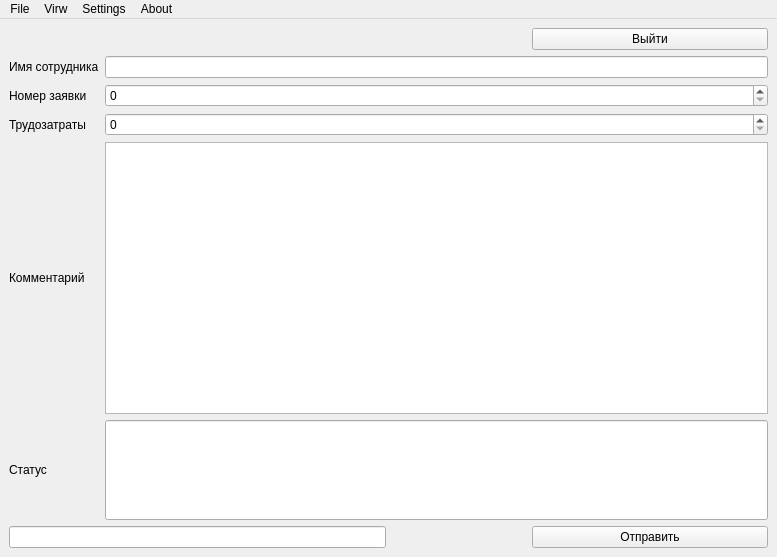
This is gui/ui/main_window.ui in Mcclawdy/service_desk as Qt 5 draws it before an edit. The edited form follows.
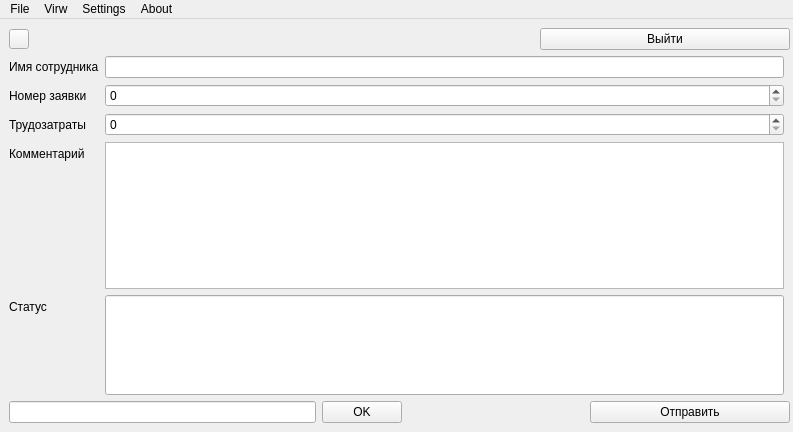
This is the edited form.

What changed in the file:
```diff
--- a/gui/ui/main_window.ui
+++ b/gui/ui/main_window.ui
@@ -6,21 +6,38 @@
    <rect>
     <x>0</x>
     <y>0</y>
-    <width>777</width>
-    <height>557</height>
+    <width>793</width>
+    <height>432</height>
    </rect>
   </property>
   <property name="windowTitle">
    <string>Service Desk Worklog</string>
   </property>
   <widget class="QWidget" name="centralwidget">
-   <layout class="QVBoxLayout" name="verticalLayout">
-    <item>
-     <layout class="QGridLayout" name="gridLayout_2">
+   <layout class="QGridLayout" name="gridLayout">
+    <item row="0" column="0">
+     <widget class="QPushButton" name="showAPIBtn">
+      <property name="maximumSize">
+       <size>
+        <width>20</width>
+        <height>20</height>
+       </size>
+      </property>
+      <property name="text">
+       <string/>
+      </property>
+     </widget>
+    </item>
       <item row="0" column="1">
        <layout class="QFormLayout" name="formLayout_3">
+      <property name="labelAlignment">
+       <set>Qt::AlignRight|Qt::AlignTrailing|Qt::AlignVCenter</set>
+      </property>
+      <property name="formAlignment">
+       <set>Qt::AlignRight|Qt::AlignTop|Qt::AlignTrailing</set>
+      </property>
         <property name="horizontalSpacing">
-         <number>100</number>
+       <number>6</number>
         </property>
         <item row="0" column="0">
          <spacer name="horizontalSpacer_2">
@@ -37,6 +54,21 @@
         </item>
         <item row="0" column="1">
          <widget class="QPushButton" name="logoutBtn">
+        <property name="minimumSize">
+         <size>
+          <width>150</width>
+          <height>0</height>
+         </size>
+        </property>
+        <property name="maximumSize">
+         <size>
+          <width>250</width>
+          <height>50</height>
+         </size>
+        </property>
+        <property name="layoutDirection">
+         <enum>Qt::LeftToRight</enum>
+        </property>
           <property name="text">
            <string>Выйти</string>
           </property>
@@ -44,58 +76,8 @@
         </item>
        </layout>
       </item>
-      <item row="2" column="0">
-       <widget class="QLineEdit" name="apiEdit"/>
-      </item>
-      <item row="2" column="1">
-       <layout class="QFormLayout" name="formLayout_2">
-        <property name="horizontalSpacing">
-         <number>100</number>
-        </property>
-        <item row="0" column="0">
-         <spacer name="horizontalSpacer">
-          <property name="orientation">
-           <enum>Qt::Horizontal</enum>
-          </property>
-          <property name="sizeHint" stdset="0">
-           <size>
-            <width>40</width>
-            <height>20</height>
-           </size>
-          </property>
-         </spacer>
-        </item>
-        <item row="0" column="1">
-         <widget class="QPushButton" name="sendBtn">
-          <property name="text">
-           <string>Отправить</string>
-          </property>
-         </widget>
-        </item>
-       </layout>
-      </item>
       <item row="1" column="0" colspan="2">
-       <layout class="QGridLayout" name="gridLayout">
-        <item row="3" column="0">
-         <widget class="QLabel" name="commentLable">
-          <property name="text">
-           <string>Комментарий</string>
-          </property>
-         </widget>
-        </item>
-        <item row="2" column="0">
-         <widget class="QLabel" name="timesheetsLable">
-          <property name="text">
-           <string>Трудозатраты</string>
-          </property>
-         </widget>
-        </item>
-        <item row="3" column="2">
-         <widget class="QTextEdit" name="commentEdit"/>
-        </item>
-        <item row="0" column="2">
-         <widget class="QLineEdit" name="employeeNameEdit"/>
-        </item>
+     <layout class="QFormLayout" name="formLayout">
         <item row="0" column="0">
          <widget class="QLabel" name="employeeNameLable">
           <property name="text">
@@ -103,6 +85,9 @@
           </property>
          </widget>
         </item>
+      <item row="0" column="1">
+       <widget class="QLineEdit" name="employeeNameEdit"/>
+      </item>
         <item row="1" column="0">
          <widget class="QLabel" name="requestNumberLable">
           <property name="text">
@@ -110,17 +95,7 @@
           </property>
          </widget>
         </item>
-        <item row="2" column="2">
-         <widget class="QDoubleSpinBox" name="timesheetsDoubleSpinBox">
-          <property name="decimals">
-           <number>0</number>
-          </property>
-          <property name="maximum">
-           <double>999999999999999.000000000000000</double>
-          </property>
-         </widget>
-        </item>
-        <item row="1" column="2">
+      <item row="1" column="1">
          <widget class="QDoubleSpinBox" name="requestDoubleSpinBox">
           <property name="decimals">
            <number>0</number>
@@ -133,7 +108,45 @@
           </property>
          </widget>
         </item>
-        <item row="4" column="2">
+      <item row="2" column="0">
+       <widget class="QLabel" name="timesheetsLable">
+        <property name="text">
+         <string>Трудозатраты</string>
+        </property>
+       </widget>
+      </item>
+      <item row="2" column="1">
+       <widget class="QDoubleSpinBox" name="timesheetsDoubleSpinBox">
+        <property name="decimals">
+         <number>0</number>
+        </property>
+        <property name="maximum">
+         <double>999999999999999.000000000000000</double>
+        </property>
+       </widget>
+      </item>
+      <item row="3" column="0">
+       <widget class="QLabel" name="commentLable">
+        <property name="text">
+         <string>Комментарий</string>
+        </property>
+       </widget>
+      </item>
+      <item row="3" column="1">
+       <widget class="QTextEdit" name="commentEdit">
+        <property name="contextMenuPolicy">
+         <enum>Qt::NoContextMenu</enum>
+        </property>
+       </widget>
+      </item>
+      <item row="4" column="0">
+       <widget class="QLabel" name="statusLable">
+        <property name="text">
+         <string>Статус</string>
+        </property>
+       </widget>
+      </item>
+      <item row="4" column="1">
          <widget class="QLineEdit" name="statusEdit">
           <property name="minimumSize">
            <size>
@@ -146,14 +159,84 @@
           </property>
          </widget>
         </item>
-        <item row="4" column="0">
-         <widget class="QLabel" name="statusLable">
+     </layout>
+    </item>
+    <item row="2" column="1">
+     <layout class="QFormLayout" name="formLayout_2">
+      <property name="labelAlignment">
+       <set>Qt::AlignLeading|Qt::AlignLeft|Qt::AlignVCenter</set>
+      </property>
+      <property name="formAlignment">
+       <set>Qt::AlignRight|Qt::AlignTop|Qt::AlignTrailing</set>
+      </property>
+      <item row="0" column="0">
+       <spacer name="horizontalSpacer">
+        <property name="orientation">
+         <enum>Qt::Horizontal</enum>
+        </property>
+        <property name="sizeHint" stdset="0">
+         <size>
+          <width>40</width>
+          <height>20</height>
+         </size>
+        </property>
+       </spacer>
+      </item>
+      <item row="0" column="1">
+       <widget class="QPushButton" name="sendBtn">
+        <property name="minimumSize">
+         <size>
+          <width>150</width>
+          <height>0</height>
+         </size>
+        </property>
+        <property name="maximumSize">
+         <size>
+          <width>200</width>
+          <height>16777215</height>
+         </size>
+        </property>
+        <property name="layoutDirection">
+         <enum>Qt::RightToLeft</enum>
+        </property>
           <property name="text">
-           <string>Статус</string>
+         <string>Отправить</string>
           </property>
          </widget>
         </item>
        </layout>
+    </item>
+    <item row="2" column="0">
+     <layout class="QGridLayout" name="gridLayout_2">
+      <item row="0" column="1">
+       <widget class="QPushButton" name="APIAppendBtn">
+        <property name="text">
+         <string>OK</string>
+        </property>
+       </widget>
+      </item>
+      <item row="0" column="2">
+       <spacer name="horizontalSpacer_3">
+        <property name="orientation">
+         <enum>Qt::Horizontal</enum>
+        </property>
+        <property name="sizeHint" stdset="0">
+         <size>
+          <width>40</width>
+          <height>20</height>
+         </size>
+        </property>
+       </spacer>
+      </item>
+      <item row="0" column="0">
+       <widget class="QLineEdit" name="apiEdit">
+        <property name="minimumSize">
+         <size>
+          <width>307</width>
+          <height>0</height>
+         </size>
+        </property>
+       </widget>
       </item>
      </layout>
     </item>
@@ -164,7 +247,7 @@
     <rect>
      <x>0</x>
      <y>0</y>
-     <width>777</width>
+     <width>793</width>
      <height>21</height>
     </rect>
    </property>
```
Left out of the diff: 5 changed lines with no effect on the pictures. Lines whose indentation alone changed are shown as unchanged.
